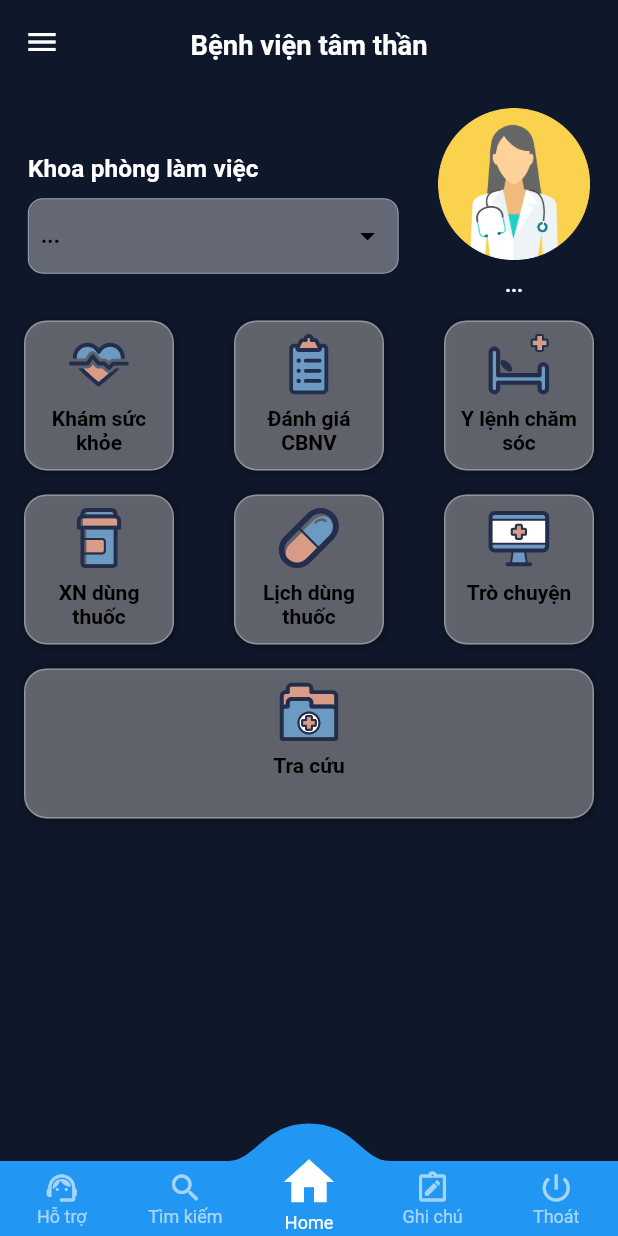
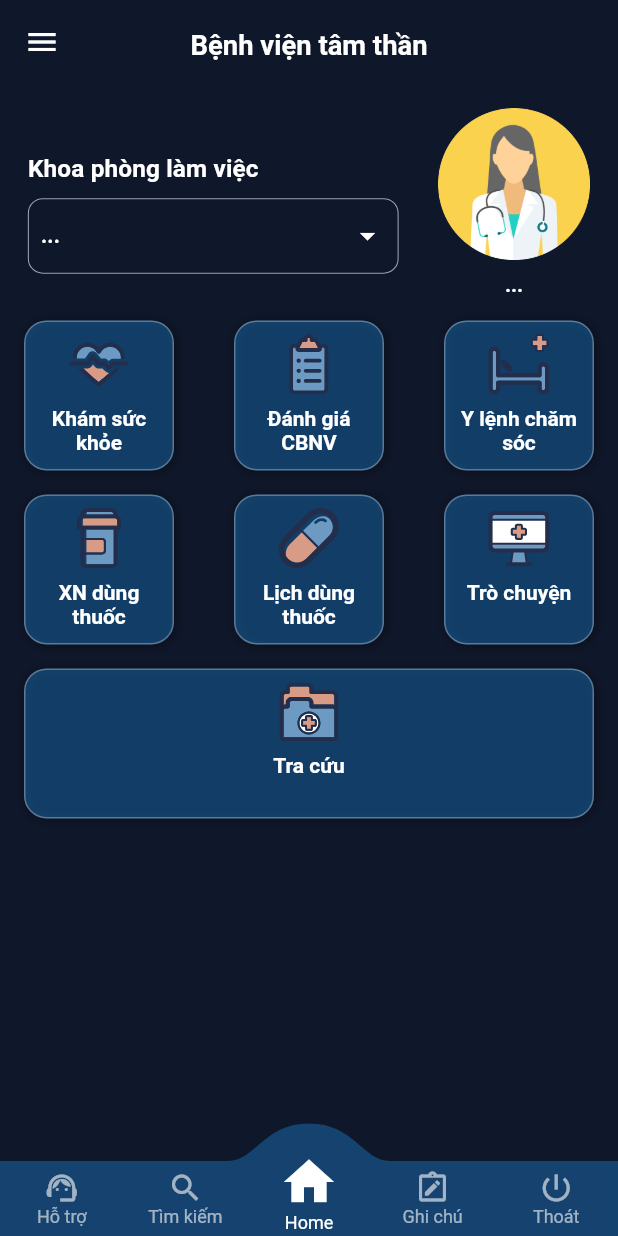
Before and after one commit to IsoraAki/app_hospital, a Flutter app: the BottomBarView screen opened by its route, on a phone screen of 412 x 824 dp. Run offline on Flutter 3.47's test engine with Material 2 defaults, Android fonts, the phone set to English and light mode, and no system bars; drawn by our look-alikes of convex_bottom_bar; our stand-ins replace dio, flutter_screenutil, flutter_svg, fluttertoast, get, get_storage and 4 more; missing offline and left inert: flutter_device_type, flutter_emoji, omni_datetime_picker, overlay_dialog, sql_conn; accounts and stored records are empty; network calls fail; Roboto replaces fonts that are missing (BaiJamjuree, Segoe UI).

```diff
--- a/lib/app/modules/bottom_bar/views/bottom_bar_view.dart
+++ b/lib/app/modules/bottom_bar/views/bottom_bar_view.dart
@@ -33,7 +33,7 @@ class BottomBarView extends GetView<BottomBarController> {
       ),
       body: Obx(() => Container(child: listWidget[controller.index.value])),
       bottomNavigationBar: ConvexAppBar(
-        backgroundColor: Colors.blue,
+        backgroundColor: AppColors.blue.withOpacity(0.35),
         style: TabStyle.react,
         items: const [
           TabItem(icon: Icons.support_agent, title: 'Hỗ trợ'),
--- a/lib/app/modules/command/views/command_details_view.dart
+++ b/lib/app/modules/command/views/command_details_view.dart
@@ -7,6 +7,7 @@ import 'package:my_app_hospital/app/modules/command/controllers/command_controll
 import 'package:my_app_hospital/app/modules/command/views/cddd_view.dart';
 import 'package:my_app_hospital/app/modules/widget/custom_bottom_sheet.dart';
 import 'package:my_app_hospital/app/modules/widget/custom_text.dart';
+import 'package:my_app_hospital/app/modules/widget/dialog/process_dialog.dart';
 import 'package:my_app_hospital/configs/app_color.dart';
 import 'package:my_app_hospital/configs/theme/dimens.dart';
 import 'package:my_app_hospital/configs/theme/text.dart';
--- a/lib/app/modules/home/controllers/home_controller.dart
+++ b/lib/app/modules/home/controllers/home_controller.dart
@@ -58,6 +58,7 @@ class HomeController extends GetxController {
   Future<void> getOffice() async {
     final valueMapUser = json.decode(AppState.instance.settingBox.read(SettingType.inforUser.toString()).toString().trim());
     if (valueMapUser != null) {
+      inforUser.value = StaffInforModel();
       inforUser.value = StaffInforModel.fromJson(valueMapUser[0]);
       AppState.instance.settingBox.write(SettingType.usercode.toString(), inforUser.value.manhanvien);
       dropDownValue.value = OfficeModer(rESOURCENAME: inforUser.value.maphongban, tENPHONGBAN: inforUser.value.tenphongban);
--- a/lib/app/modules/home/views/home_view.dart
+++ b/lib/app/modules/home/views/home_view.dart
@@ -6,9 +6,7 @@ import 'package:get/get.dart';
 import 'package:my_app_hospital/app/data/office_model.dart';
 import 'package:my_app_hospital/app/modules/command/controllers/command_controller.dart';
 import 'package:my_app_hospital/app/modules/medication_schedule/controllers/medication_schedule_controller.dart';
-import 'package:my_app_hospital/app/modules/widget/custom_text.dart';
 import 'package:my_app_hospital/app/modules/widget/dialog/process_dialog.dart';
-import 'package:my_app_hospital/app/routes/app_pages.dart';
 import 'package:my_app_hospital/configs/app_color.dart';
 import 'package:my_app_hospital/configs/theme/app_fonts.dart';
 import 'package:my_app_hospital/configs/theme/dimens.dart';
@@ -140,7 +138,7 @@ class _HomeViewState extends State<HomeView> {
                 width: MediaQuery.of(context).size.width,
                 padding: const EdgeInsets.all(8),
                 decoration: BoxDecoration(
-                  color: AppColors.bgBottomAppBarLight.withOpacity(0.35),
+                  color: AppColors.blue.withOpacity(0.35),
                   borderRadius: BorderRadius.circular(15),
                   border: Border.all(width: 1.0, color: Colors.white30),
                   boxShadow: const [BoxShadow(blurRadius: 5, color: Colors.black38, offset: Offset(1, 1))],
@@ -161,7 +159,7 @@ class _HomeViewState extends State<HomeView> {
                         fontFamily: 'Segoe UI',
                         fontSize: 14,
                         fontWeight: FontWeight.bold,
-                        color: Colors.black,
+                        color: Colors.white,
                       ),
                     ),
                   ],
@@ -182,7 +180,7 @@ class _HomeViewState extends State<HomeView> {
         width: 100,
         padding: const EdgeInsets.all(8),
         decoration: BoxDecoration(
-          color: AppColors.bgBottomAppBarLight.withOpacity(0.35),
+          color: AppColors.blue.withOpacity(0.35),
           borderRadius: BorderRadius.circular(15),
           border: Border.all(width: 1.0, color: Colors.white30),
           boxShadow: const [BoxShadow(blurRadius: 5, color: Colors.black38, offset: Offset(1, 1))],
@@ -211,7 +209,7 @@ class _HomeViewState extends State<HomeView> {
                 fontFamily: 'Segoe UI',
                 fontSize: 14,
                 fontWeight: FontWeight.bold,
-                color: Colors.black,
+                color: Colors.white,
               ),
             ),
           ],
@@ -230,7 +228,7 @@ class _HomeViewState extends State<HomeView> {
           Container(
             padding: const EdgeInsets.only(left: 8.0, right: 8.0, top: 0.5, bottom: 0.5),
             decoration: BoxDecoration(
-              color: AppColors.bgBottomAppBarLight.withOpacity(0.35),
+              color: Colors.transparent,
               borderRadius: BorderRadius.circular(10),
               border: Border.all(width: 0.7, color: AppColors.hintText),
               //boxShadow: const [BoxShadow(blurRadius: 5, color: Colors.black38, offset: Offset(1, 1))],
@@ -238,10 +236,10 @@ class _HomeViewState extends State<HomeView> {
             child: DropdownButton(
               hint: Obx(
                 () => Text(controller.dropDownValue.value.tENPHONGBAN ?? '...',
-                    maxLines: 1, style: TextStyle(fontSize: text_14, fontWeight: FontWeight.bold, color: AppColors.black, fontFamily: AppFonts.baiJamjuree)),
+                    maxLines: 1, style: TextStyle(fontSize: text_14, fontWeight: FontWeight.bold, color: AppColors.white, fontFamily: AppFonts.baiJamjuree)),
               ),
               isExpanded: true,
-              icon: const Icon(Icons.arrow_drop_down, color: AppColors.black),
+              icon: const Icon(Icons.arrow_drop_down, color: AppColors.white),
               underline: Container(),
               style: Theme.of(context).textTheme.titleSmall!.copyWith(color: AppColors.black),
               items: controller.listOffice.map(
```
Also changed, not shown: lib/app/modules/command/controllers/command_controller.dart (+14 -2 lines), lib/app/modules/command/views/command_view.dart (+5 -5 lines), lib/app/modules/medication_schedule/views/medication_schedule_view.dart (+5 -5 lines), pubspec.yaml (+7 -0 lines), pubspec.lock, 34 other files.
